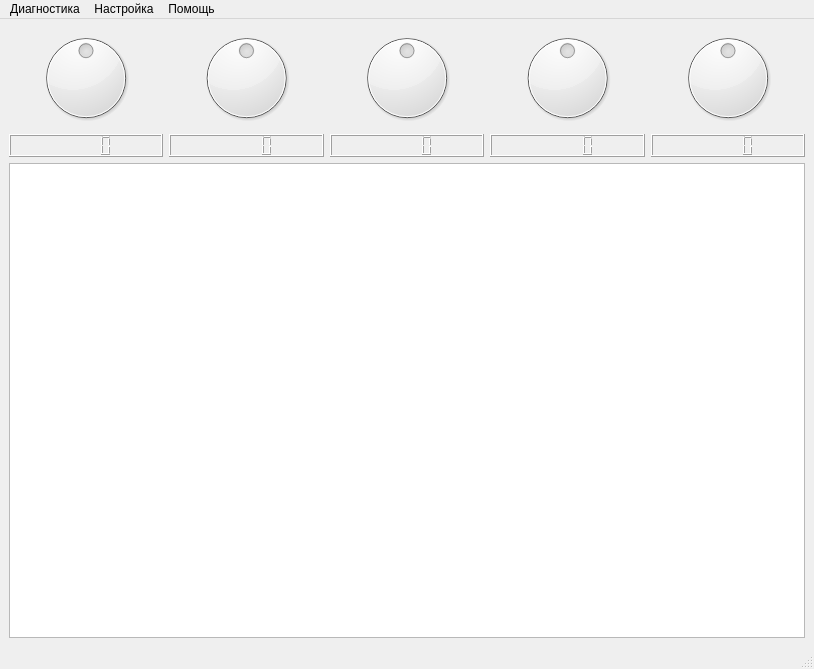
Above: src/ui/mainwindow.ui from TERRANZ/DiscoDiag before the change. Below: the same form after it.
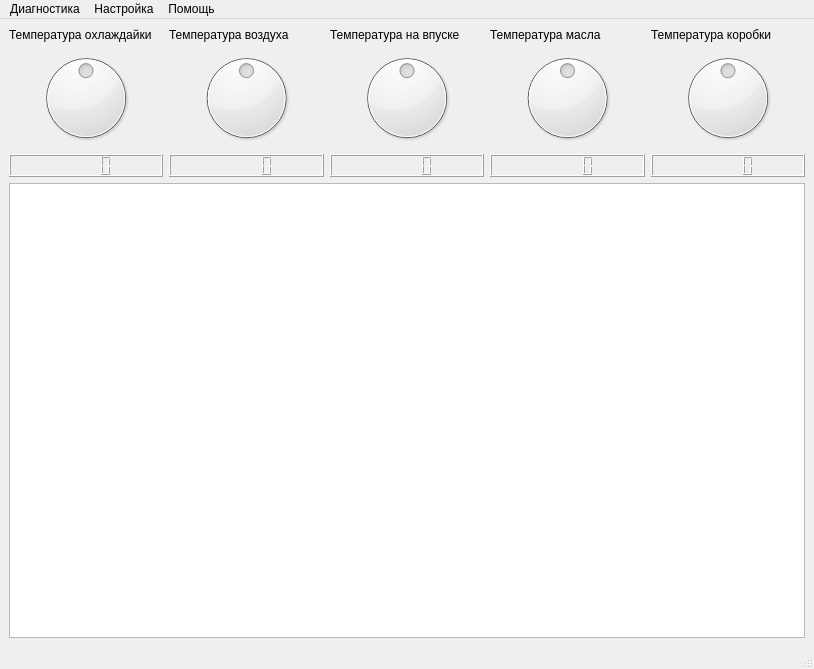
That is the form after the change.

The edit to the form file:
```diff
--- a/src/ui/mainwindow.ui
+++ b/src/ui/mainwindow.ui
@@ -17,41 +17,38 @@
    <layout class="QVBoxLayout" name="verticalLayout">
     <item>
      <layout class="QGridLayout" name="gridLayout">
-      <item row="1" column="0">
+      <item row="2" column="0">
        <widget class="QLCDNumber" name="numTempCooland"/>
       </item>
-      <item row="1" column="3">
-       <widget class="QLCDNumber" name="numTempOil"/>
-      </item>
-      <item row="0" column="2">
-       <widget class="QDial" name="dTempAirInt">
-        <property name="minimum">
-         <number>-120</number>
-        </property>
-        <property name="maximum">
-         <number>120</number>
-        </property>
-        <property name="pageStep">
-         <number>0</number>
-        </property>
-        <property name="tracking">
-         <bool>true</bool>
-        </property>
-        <property name="orientation">
-         <enum>Qt::Orientation::Horizontal</enum>
-        </property>
-        <property name="invertedAppearance">
-         <bool>false</bool>
-        </property>
-        <property name="invertedControls">
-         <bool>false</bool>
-        </property>
-       </widget>
-      </item>
       <item row="1" column="1">
-       <widget class="QLCDNumber" name="numTempAirAmb"/>
+       <widget class="QDial" name="dTempAirAmb">
+        <property name="minimum">
+         <number>-120</number>
+        </property>
+        <property name="maximum">
+         <number>120</number>
+        </property>
+        <property name="pageStep">
+         <number>0</number>
+        </property>
+        <property name="tracking">
+         <bool>true</bool>
+        </property>
+        <property name="orientation">
+         <enum>Qt::Orientation::Horizontal</enum>
+        </property>
+        <property name="invertedAppearance">
+         <bool>false</bool>
+        </property>
+        <property name="invertedControls">
+         <bool>false</bool>
+        </property>
+       </widget>
       </item>
-      <item row="0" column="0">
+      <item row="2" column="3">
+       <widget class="QLCDNumber" name="numTempOil"/>
+      </item>
+      <item row="1" column="0">
        <widget class="QDial" name="dTempCoolant">
         <property name="minimum">
          <number>-120</number>
@@ -76,7 +73,7 @@
         </property>
        </widget>
       </item>
-      <item row="0" column="3">
+      <item row="1" column="3">
        <widget class="QDial" name="dTempOil">
         <property name="minimum">
          <number>-120</number>
@@ -101,62 +98,100 @@
         </property>
        </widget>
       </item>
+      <item row="1" column="4">
+       <widget class="QDial" name="dTempGb">
+        <property name="minimum">
+         <number>-120</number>
+        </property>
+        <property name="maximum">
+         <number>120</number>
+        </property>
+        <property name="pageStep">
+         <number>0</number>
+        </property>
+        <property name="tracking">
+         <bool>true</bool>
+        </property>
+        <property name="orientation">
+         <enum>Qt::Orientation::Horizontal</enum>
+        </property>
+        <property name="invertedAppearance">
+         <bool>false</bool>
+        </property>
+        <property name="invertedControls">
+         <bool>false</bool>
+        </property>
+       </widget>
+      </item>
+      <item row="2" column="4">
+       <widget class="QLCDNumber" name="numTempGb"/>
+      </item>
       <item row="1" column="2">
+       <widget class="QDial" name="dTempAirInt">
+        <property name="minimum">
+         <number>-120</number>
+        </property>
+        <property name="maximum">
+         <number>120</number>
+        </property>
+        <property name="pageStep">
+         <number>0</number>
+        </property>
+        <property name="tracking">
+         <bool>true</bool>
+        </property>
+        <property name="orientation">
+         <enum>Qt::Orientation::Horizontal</enum>
+        </property>
+        <property name="invertedAppearance">
+         <bool>false</bool>
+        </property>
+        <property name="invertedControls">
+         <bool>false</bool>
+        </property>
+       </widget>
+      </item>
+      <item row="2" column="1">
+       <widget class="QLCDNumber" name="numTempAirAmb"/>
+      </item>
+      <item row="2" column="2">
        <widget class="QLCDNumber" name="numTempAirInt"/>
       </item>
+      <item row="0" column="0">
+       <widget class="QLabel" name="lblTempCoolant">
+        <property name="text">
+         <string>Температура охлаждайки</string>
+        </property>
+       </widget>
+      </item>
       <item row="0" column="1">
-       <widget class="QDial" name="dTempAirAmb">
-        <property name="minimum">
-         <number>-120</number>
+       <widget class="QLabel" name="lblTempAmb">
+        <property name="text">
+         <string>Температура воздуха</string>
         </property>
-        <property name="maximum">
-         <number>120</number>
+       </widget>
+      </item>
+      <item row="0" column="2">
+       <widget class="QLabel" name="lblTempAirInt">
+        <property name="text">
+         <string>Температура на впуске</string>
         </property>
-        <property name="pageStep">
-         <number>0</number>
-        </property>
-        <property name="tracking">
-         <bool>true</bool>
-        </property>
-        <property name="orientation">
-         <enum>Qt::Orientation::Horizontal</enum>
-        </property>
-        <property name="invertedAppearance">
-         <bool>false</bool>
-        </property>
-        <property name="invertedControls">
-         <bool>false</bool>
+       </widget>
+      </item>
+      <item row="0" column="3">
+       <widget class="QLabel" name="lblTempOil">
+        <property name="text">
+         <string>Температура масла</string>
         </property>
        </widget>
       </item>
       <item row="0" column="4">
-       <widget class="QDial" name="dTempGb">
-        <property name="minimum">
-         <number>-120</number>
-        </property>
-        <property name="maximum">
-         <number>120</number>
-        </property>
-        <property name="pageStep">
-         <number>0</number>
-        </property>
-        <property name="tracking">
-         <bool>true</bool>
-        </property>
-        <property name="orientation">
-         <enum>Qt::Orientation::Horizontal</enum>
-        </property>
-        <property name="invertedAppearance">
-         <bool>false</bool>
-        </property>
-        <property name="invertedControls">
-         <bool>false</bool>
+       <widget class="QLabel" name="lblTempGb">
+        <property name="text">
+         <string>Температура коробки</string>
         </property>
        </widget>
       </item>
-      <item row="1" column="4">
-       <widget class="QLCDNumber" name="numTempGb"/>
-      </item>
      </layout>
     </item>
     <item>
```
